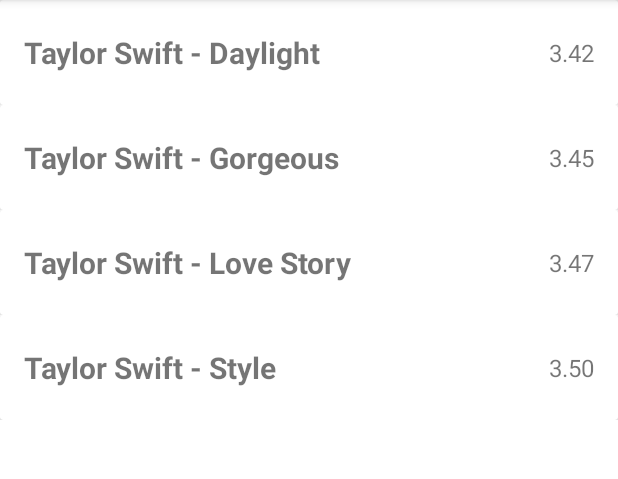
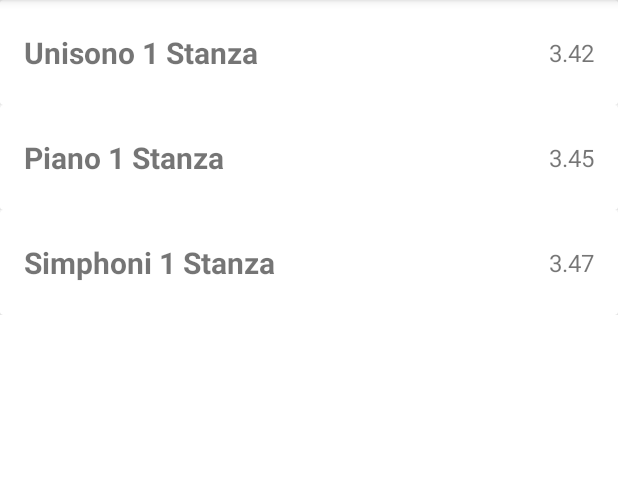
Before and after one commit to Rhtymn/android-music-player, an Android app: the screen it shows after launch (MainActivity), on a phone screen of 412 x 824 dp, the part 84-563 px from its top. Run offline under Robolectric (Android 15) with nearby library versions, the phone set to English and light mode, and no system bars.

Commit message:
Change current list music to indonesia raya (3 version)

```diff
--- a/app/src/main/java/com/example/myapplication/MainActivity.java
+++ b/app/src/main/java/com/example/myapplication/MainActivity.java
@@ -10,7 +10,7 @@ public class MainActivity extends AppCompatActivity {
 
     RecyclerView recyclerView;
     String musicTitle[], musicDuration[];
-    int musicFile[] = {R.raw.ts_daylight, R.raw.ts_gorgeous, R.raw.ts_love_story, R.raw.ts_style};
+    int musicFile[] = {R.raw.unisono_1_stanza, R.raw.piano_1_stanza, R.raw.simphoni_1_stanza};
 
     @Override
     protected void onCreate(Bundle savedInstanceState) {
--- a/app/src/main/res/values/strings.xml
+++ b/app/src/main/res/values/strings.xml
@@ -2,16 +2,14 @@
     <string name="app_name">My Application</string>
 
     <string-array name="music_title">
-        <item>Taylor Swift - Daylight</item>
-        <item>Taylor Swift - Gorgeous</item>
-        <item>Taylor Swift - Love Story</item>
-        <item>Taylor Swift - Style</item>
+        <item>Unisono 1 Stanza</item>
+        <item>Piano 1 Stanza</item>
+        <item>Simphoni 1 Stanza</item>
     </string-array>
 
     <string-array name="music_duration">
         <item>3.42</item>
         <item>3.45</item>
         <item>3.47</item>
-        <item>3.50</item>
     </string-array>
 </resources>
```
Also changed, not shown: 5 other files.
